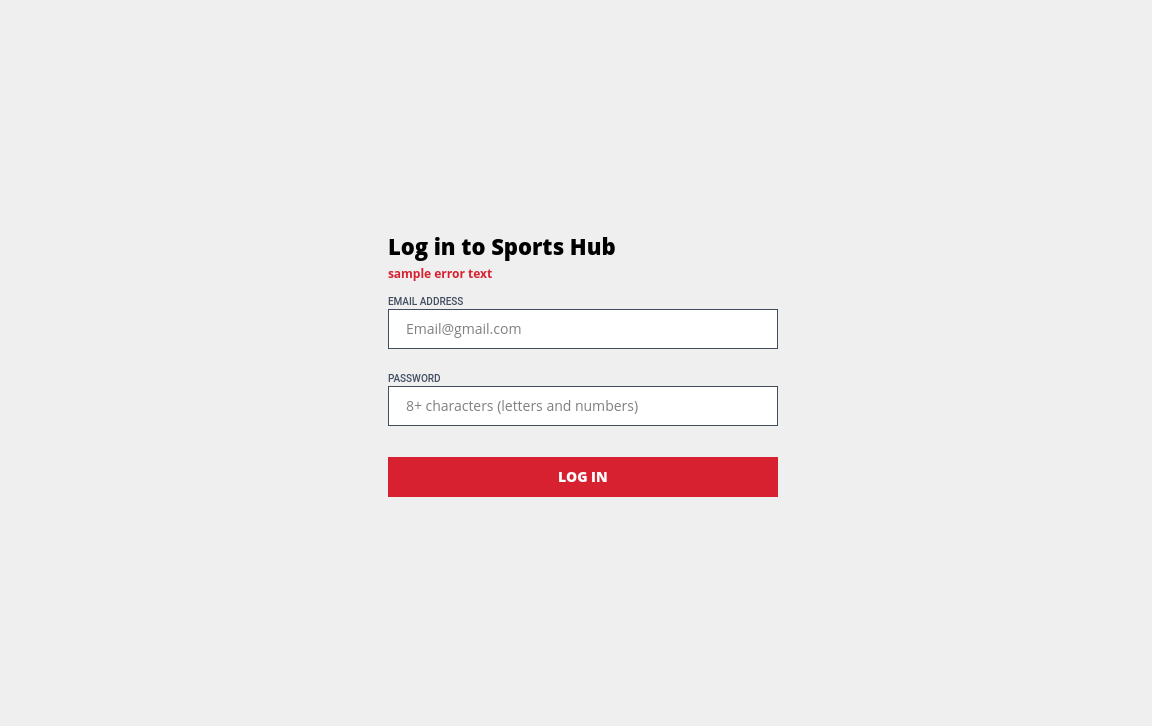
Above: client/screens/login.ui from kleroop/TechCourse_2022_12 before the change. Below: the same form after it.
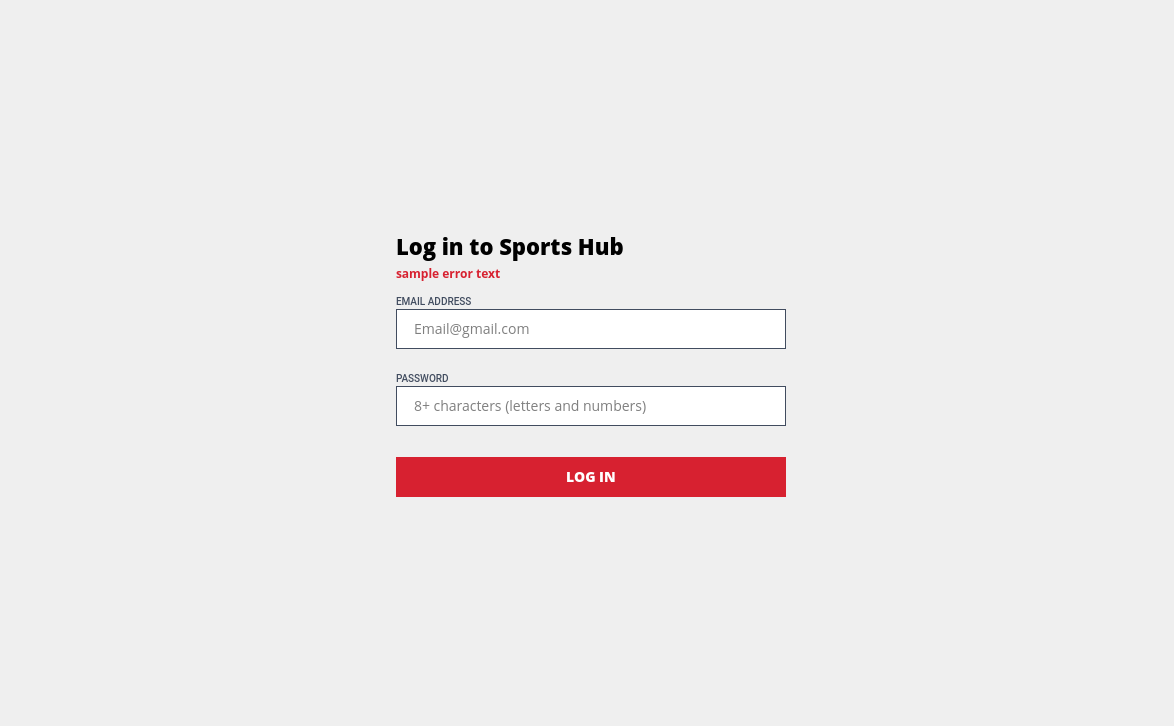
That is the form after the change. Icons and pictures are not drawn.

Patch:
```diff
--- a/client/screens/login.ui
+++ b/client/screens/login.ui
@@ -6,22 +6,31 @@
    <rect>
     <x>0</x>
     <y>0</y>
-    <width>1152</width>
+    <width>1174</width>
     <height>726</height>
    </rect>
   </property>
   <property name="windowTitle">
    <string>Login</string>
   </property>
+  <layout class="QGridLayout" name="gridLayout">
+   <property name="leftMargin">
+    <number>0</number>
+   </property>
+   <property name="topMargin">
+    <number>0</number>
+   </property>
+   <property name="rightMargin">
+    <number>0</number>
+   </property>
+   <property name="bottomMargin">
+    <number>0</number>
+   </property>
+   <property name="spacing">
+    <number>0</number>
+   </property>
+   <item row="0" column="0">
   <widget class="QStackedWidget" name="stackedWidget">
-   <property name="geometry">
-    <rect>
-     <x>0</x>
-     <y>0</y>
-     <width>1152</width>
-     <height>726</height>
-    </rect>
-   </property>
    <property name="sizePolicy">
     <sizepolicy hsizetype="Minimum" vsizetype="Minimum">
      <horstretch>0</horstretch>
@@ -46,7 +55,7 @@
     </property>
     <layout class="QHBoxLayout" name="horizontalLayout">
      <property name="spacing">
-      <number>6</number>
+        <number>0</number>
      </property>
      <property name="sizeConstraint">
       <enum>QLayout::SetDefaultConstraint</enum>
@@ -733,6 +742,8 @@
     </widget>
    </widget>
   </widget>
+   </item>
+  </layout>
  </widget>
  <resources>
   <include location="../QResources.qrc"/>
```
Left out of the diff: 2 changed lines with no effect on the pictures. Lines whose indentation alone changed are shown as unchanged.
